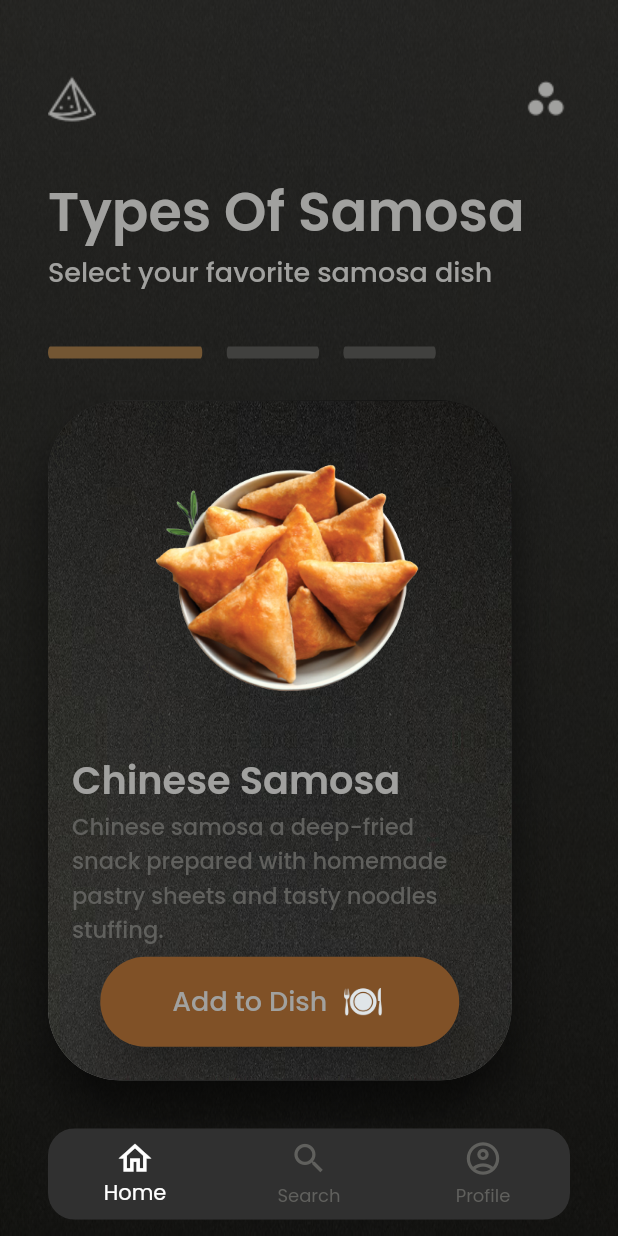
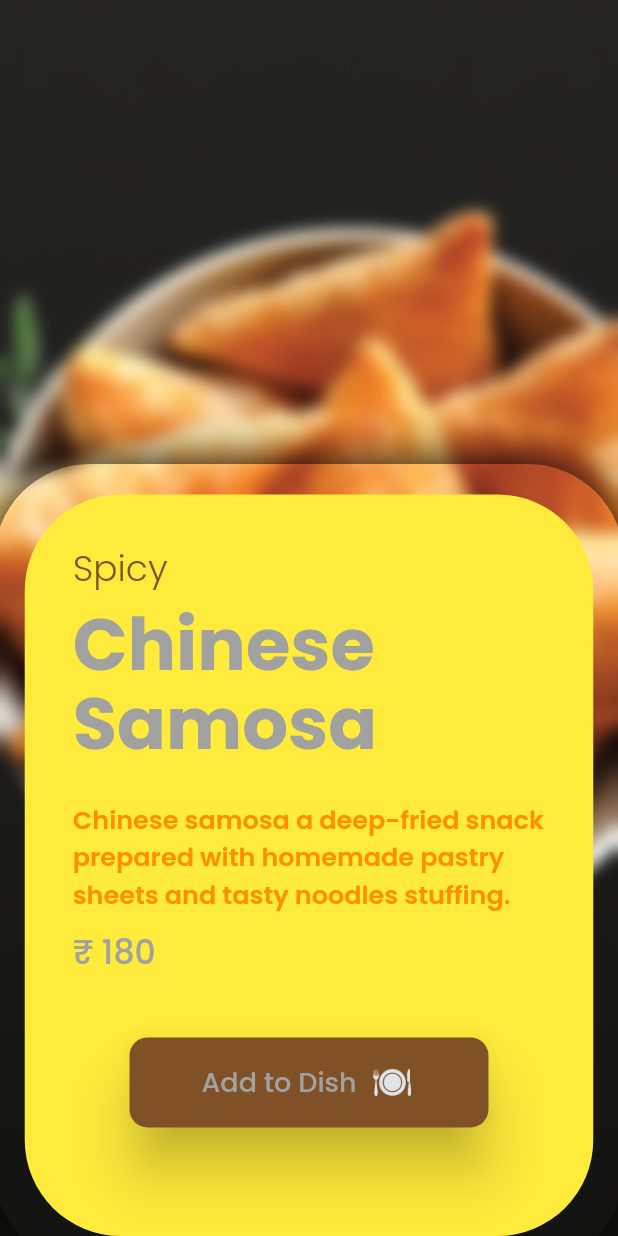
Before and after one commit to arbaazaj/samosa_app, a Flutter app: the screen it shows after launch, after a tap on "Add to Dish", on a phone screen of 412 x 824 dp. Run offline on Flutter 3.47's test engine with Material 2 defaults, Android fonts, the phone set to English and light mode, and no system bars.

Commit message:
> Nice product card design.

```diff
--- a/lib/screens/homepage.dart
+++ b/lib/screens/homepage.dart
@@ -1,5 +1,6 @@
 import 'package:flutter/material.dart';
 import 'package:samosa_app/themes/colors.dart';
+import 'package:samosa_app/widgets/custom_bottom_navbar_widget.dart';
 import 'package:samosa_app/widgets/item_card_widget.dart';
 import 'package:samosa_app/widgets/top_widget.dart';
 
@@ -15,27 +16,6 @@ class _HomePageState extends State<HomePage> {
   Widget build(BuildContext context) {
     return Scaffold(
       backgroundColor: Colors.transparent,
-      // bottomNavigationBar: Padding(
-      //   padding: const EdgeInsets.only(bottom: 16.0, top: 16.0, left: 32.0, right: 32.0),
-      //   child: BottomNavigationBar(
-      //     selectedItemColor: Colors.white,
-      //     unselectedItemColor: veryLightWhite,
-      //     items: const [
-      //       BottomNavigationBarItem(
-      //         label: 'Home',
-      //         icon: Icon(Icons.home_outlined),
-      //       ),
-      //       BottomNavigationBarItem(
-      //         label: 'Search',
-      //         icon: Icon(Icons.search_outlined),
-      //       ),
-      //       BottomNavigationBarItem(
-      //         label: 'Profile',
-      //         icon: Icon(Icons.account_circle_outlined),
-      //       ),
-      //     ],
-      //   ),
-      // ),
       body: Container(
         height: MediaQuery.of(context).size.height,
         width: MediaQuery.of(context).size.width,
@@ -54,40 +34,15 @@ class _HomePageState extends State<HomePage> {
         ),
         child: Column(
           crossAxisAlignment: CrossAxisAlignment.start,
-          children: [
-            const TopWidget(),
-            const SizedBox(
-              height: 8.0,
-            ),
-            const ItemCard(),
-            Padding(
-              padding:
-                  const EdgeInsets.only(left: 32.0, right: 32.0, top: 32.0),
-              child: ClipRRect(
-                borderRadius: BorderRadius.circular(18.0),
-                child: BottomNavigationBar(
-                  currentIndex: 0,
-                  selectedItemColor: Colors.white,
-                  unselectedItemColor: veryLightWhite,
-                  elevation: 10.0,
-                  iconSize: 26.0,
-                  items: const [
-                    BottomNavigationBarItem(
-                      label: 'Home',
-                      icon: Icon(Icons.home_outlined),
-                    ),
-                    BottomNavigationBarItem(
-                      label: 'Search',
-                      icon: Icon(Icons.search_outlined),
-                    ),
-                    BottomNavigationBarItem(
-                      label: 'Profile',
-                      icon: Icon(Icons.account_circle_outlined),
-                    ),
-                  ],
-                ),
-              ),
-            ),
+          children: const [
+            // Custom App
+            TopWidget(),
+            // Spacing
+            SizedBox(height: 8.0),
+            // Product card
+            ItemCard(),
+            // Bottom Navigation Bar
+            CustomBottomNavBar(),
           ],
         ),
       ),
--- /dev/null
+++ b/lib/screens/product_page.dart
@@ -0,0 +1,129 @@
+import 'dart:ui';
+
+import 'package:flutter/material.dart';
+import 'package:samosa_app/themes/colors.dart';
+import 'package:samosa_app/widgets/custom_app_bar.dart';
+import 'package:samosa_app/widgets/custom_button.dart';
+
+class ProductPage extends StatelessWidget {
+  const ProductPage({Key? key}) : super(key: key);
+
+  @override
+  Widget build(BuildContext context) {
+    return Scaffold(
+      body: Container(
+        height: MediaQuery.of(context).size.height,
+        width: MediaQuery.of(context).size.width,
+        decoration: const BoxDecoration(
+          image: DecorationImage(
+            image: AssetImage('assets/grain.png'),
+            fit: BoxFit.fill,
+            filterQuality: FilterQuality.high,
+            opacity: 0.2,
+          ),
+          gradient: LinearGradient(
+            begin: Alignment.topCenter,
+            end: Alignment.bottomCenter,
+            colors: [darkGrey, black],
+          ),
+        ),
+        child: Column(
+          children: [
+            const Flexible(child: CustomAppBar(imageName: 'assets/back.png')),
+            SizedBox(
+              height: MediaQuery.of(context).size.height,
+              child: Stack(
+                fit: StackFit.expand,
+                children: [
+                  AspectRatio(
+                    aspectRatio: 2 / 3,
+                    child: Image.asset(
+                      'assets/bowl_of_samosa.png',
+                      fit: BoxFit.cover,
+                      width: 500,
+                      height: 500,
+                    ),
+                  ),
+                  Align(
+                    alignment: Alignment.bottomCenter,
+                    child: BackdropFilter(
+                      filter: ImageFilter.blur(sigmaX: 5.0, sigmaY: 5.0),
+                      child: Container(
+                        width: MediaQuery.of(context).size.width * 0.92,
+                        height: MediaQuery.of(context).size.height * 0.6,
+                        decoration: BoxDecoration(
+                          boxShadow: const [
+                            BoxShadow(
+                              blurRadius: 30.0,
+                              spreadRadius: 20.0,
+                              blurStyle: BlurStyle.outer,
+                            )
+                          ],
+                          color: Colors.yellow,
+                          borderRadius: BorderRadius.circular(64.0),
+                        ),
+                        child: Padding(
+                          padding: const EdgeInsets.all(32.0),
+                          child: Column(
+                            crossAxisAlignment: CrossAxisAlignment.start,
+                            children: [
+                              const Text(
+                                'Spicy',
+                                style: TextStyle(
+                                  color: lightOrange,
+                                  fontWeight: FontWeight.w300,
+                                  fontSize: 24.0,
+                                ),
+                              ),
+                              const SizedBox(
+                                height: 10.0,
+                              ),
+                              const Text(
+                                'Chinese Samosa',
+                                style: TextStyle(
+                                  height: 1.1,
+                                  color: lightWhite,
+                                  fontSize: 48,
+                                  fontWeight: FontWeight.w800,
+                                ),
+                              ),
+                              const SizedBox(
+                                height: 20.0,
+                              ),
+                              Text(
+                                'Chinese samosa a deep-fried snack'
+                                ' prepared with homemade '
+                                'pastry sheets and tasty noodles stuffing.',
+                                style: TextStyle(
+                                  color: Colors.amber.shade800,
+                                  fontWeight: FontWeight.w600,
+                                  fontSize: 17.0,
+                                ),
+                              ),
+                              const SizedBox(height: 10.0),
+                              const Text(
+                                '₹ 180',
+                                style: TextStyle(
+                                  color: lightWhite,
+                                  fontSize: 22,
+                                  fontWeight: FontWeight.w500,
+                                ),
+                              ),
+                              const SizedBox(height: 40.0),
+                              const Center(
+                                  child: CustomButton(buttonRadius: 12.0)),
+                            ],
+                          ),
+                        ),
+                      ),
+                    ),
+                  ),
+                ],
+              ),
+            ),
+          ],
+        ),
+      ),
+    );
+  }
+}
--- a/lib/widgets/custom_app_bar.dart
+++ b/lib/widgets/custom_app_bar.dart
@@ -2,10 +2,13 @@ import 'package:flutter/material.dart';
 import 'package:samosa_app/themes/colors.dart';
 
 class CustomAppBar extends StatelessWidget {
-  const CustomAppBar({Key? key, this.topPadding = 50.0}) : super(key: key);
+  const CustomAppBar(
+      {Key? key, this.topPadding = 50.0, this.imageName = 'assets/samosa.png'})
+      : super(key: key);
 
   /// Default value of [topPadding] is 50.0
   final double topPadding;
+  final String imageName;
 
   @override
   Widget build(BuildContext context) {
@@ -16,8 +19,7 @@ class CustomAppBar extends StatelessWidget {
         children: [
           Padding(
             padding: const EdgeInsets.only(left: 32.0),
-            child: Image.asset(
-              'assets/samosa.png',
+            child: Image.asset(imageName,
               color: lightWhite,
               height: 32.0,
               width: 32.0,
--- /dev/null
+++ b/lib/widgets/custom_bottom_navbar_widget.dart
@@ -0,0 +1,39 @@
+import 'package:flutter/material.dart';
+import 'package:samosa_app/themes/colors.dart';
+
+class CustomBottomNavBar extends StatelessWidget {
+  const CustomBottomNavBar({
+    super.key,
+  });
+
+  @override
+  Widget build(BuildContext context) {
+    return Padding(
+      padding: const EdgeInsets.only(left: 32.0, right: 32.0, top: 32.0),
+      child: ClipRRect(
+        borderRadius: BorderRadius.circular(18.0),
+        child: BottomNavigationBar(
+          currentIndex: 0,
+          selectedItemColor: Colors.white,
+          unselectedItemColor: veryLightWhite,
+          elevation: 10.0,
+          iconSize: 26.0,
+          items: const [
+            BottomNavigationBarItem(
+              label: 'Home',
+              icon: Icon(Icons.home_outlined),
+            ),
+            BottomNavigationBarItem(
+              label: 'Search',
+              icon: Icon(Icons.search_outlined),
+            ),
+            BottomNavigationBarItem(
+              label: 'Profile',
+              icon: Icon(Icons.account_circle_outlined),
+            ),
+          ],
+        ),
+      ),
+    );
+  }
+}
--- /dev/null
+++ b/lib/widgets/custom_button.dart
@@ -0,0 +1,47 @@
+import 'package:flutter/material.dart';
+import 'package:samosa_app/screens/product_page.dart';
+import 'package:samosa_app/themes/colors.dart';
+
+class CustomButton extends StatelessWidget {
+  const CustomButton({super.key, this.buttonRadius = 64.0});
+
+  final double buttonRadius;
+
+  @override
+  Widget build(BuildContext context) {
+    return ElevatedButton(
+      style: ButtonStyle(
+        overlayColor: const MaterialStatePropertyAll(darkGrey),
+        elevation: const MaterialStatePropertyAll(16.0),
+        padding: const MaterialStatePropertyAll(
+          EdgeInsets.only(left: 48.0, right: 48.0, top: 14, bottom: 14.0),
+        ),
+        shape: MaterialStatePropertyAll(
+          RoundedRectangleBorder(
+            borderRadius: BorderRadius.circular(buttonRadius),
+          ),
+        ),
+        backgroundColor: const MaterialStatePropertyAll(lightOrange),
+      ),
+      onPressed: () => Navigator.push(context,
+          MaterialPageRoute(builder: (context) => const ProductPage())),
+      child: Row(
+        mainAxisSize: MainAxisSize.min,
+        mainAxisAlignment: MainAxisAlignment.center,
+        children: [
+          const Text(
+            'Add to Dish',
+            style: TextStyle(
+                color: lightWhite, fontSize: 18.0, fontWeight: FontWeight.w500),
+          ),
+          const SizedBox(width: 8.0),
+          Image.asset(
+            'assets/dish_icon.png',
+            height: 32,
+            width: 32,
+          ),
+        ],
+      ),
+    );
+  }
+}
--- a/lib/widgets/item_card_widget.dart
+++ b/lib/widgets/item_card_widget.dart
@@ -1,5 +1,7 @@
 import 'package:flutter/material.dart';
+import 'package:samosa_app/screens/product_page.dart';
 import 'package:samosa_app/themes/colors.dart';
+import 'package:samosa_app/widgets/custom_button.dart';
 
 class ItemCard extends StatelessWidget {
   const ItemCard({
@@ -8,7 +10,10 @@ class ItemCard extends StatelessWidget {
 
   @override
   Widget build(BuildContext context) {
-    return Padding(
+    return GestureDetector(
+      onTap: () => Navigator.push(context,
+          MaterialPageRoute(builder: (context) => const ProductPage())),
+      child: Padding(
         padding: const EdgeInsets.only(left: 32.0, top: 16.0),
         child: Container(
           width: MediaQuery.of(context).size.width * 0.75,
@@ -70,52 +75,17 @@ class ItemCard extends StatelessWidget {
                     fontWeight: FontWeight.w500,
                   ),
                 ),
-              Flexible(
+                const Flexible(
                   flex: 1,
                   child: Center(
-                  child: ElevatedButton(
-                    style: ButtonStyle(
-                      overlayColor: const MaterialStatePropertyAll(darkGrey),
-                      elevation: const MaterialStatePropertyAll(16.0),
-                      padding: const MaterialStatePropertyAll(
-                        EdgeInsets.only(
-                            left: 48.0, right: 48.0, top: 14, bottom: 14.0),
+                    child: CustomButton(),
                   ),
-                      shape: MaterialStatePropertyAll(
-                        RoundedRectangleBorder(
-                          borderRadius: BorderRadius.circular(64.0),
-                        ),
-                      ),
-                      backgroundColor:
-                          const MaterialStatePropertyAll(lightOrange),
-                    ),
-                    onPressed: () {},
-                    child: Row(
-                      mainAxisSize: MainAxisSize.min,
-                      mainAxisAlignment: MainAxisAlignment.center,
-                      children: [
-                        const Text(
-                          'Add to Dish',
-                          style: TextStyle(
-                              color: lightWhite,
-                              fontSize: 18.0,
-                              fontWeight: FontWeight.w500),
-                        ),
-                        const SizedBox(width: 8.0),
-                        Image.asset(
-                          'assets/dish_icon.png',
-                          height: 32,
-                          width: 32,
                 ),
               ],
             ),
           ),
         ),
       ),
-            ],
-          ),
-        ),
-      ),
     );
   }
 }
```
Lines whose indentation alone changed are shown as unchanged.
